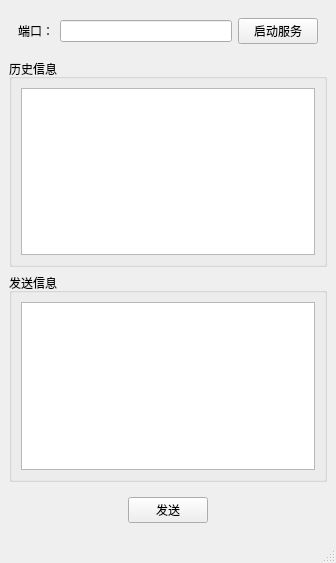
Old version of the form cpp/QTAPP_TCPServer/main_window.ui in the repository laixhe/laixhe-log.
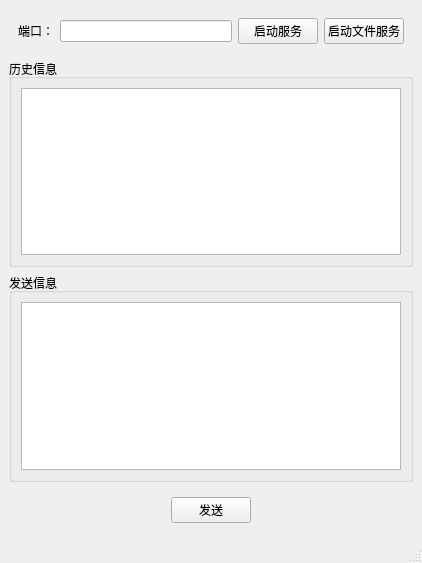
New version of the form.

```diff
--- a/cpp/QTAPP_TCPServer/main_window.ui
+++ b/cpp/QTAPP_TCPServer/main_window.ui
@@ -6,7 +6,7 @@
    <rect>
     <x>0</x>
     <y>0</y>
-    <width>336</width>
+    <width>422</width>
     <height>563</height>
    </rect>
   </property>
@@ -35,6 +35,13 @@
          </property>
         </widget>
        </item>
+       <item>
+        <widget class="QPushButton" name="setFile">
+         <property name="text">
+          <string>启动文件服务</string>
+         </property>
+        </widget>
+       </item>
       </layout>
      </widget>
     </item>
```
Left out of the diff: 2 changed lines with no effect on the pictures.
